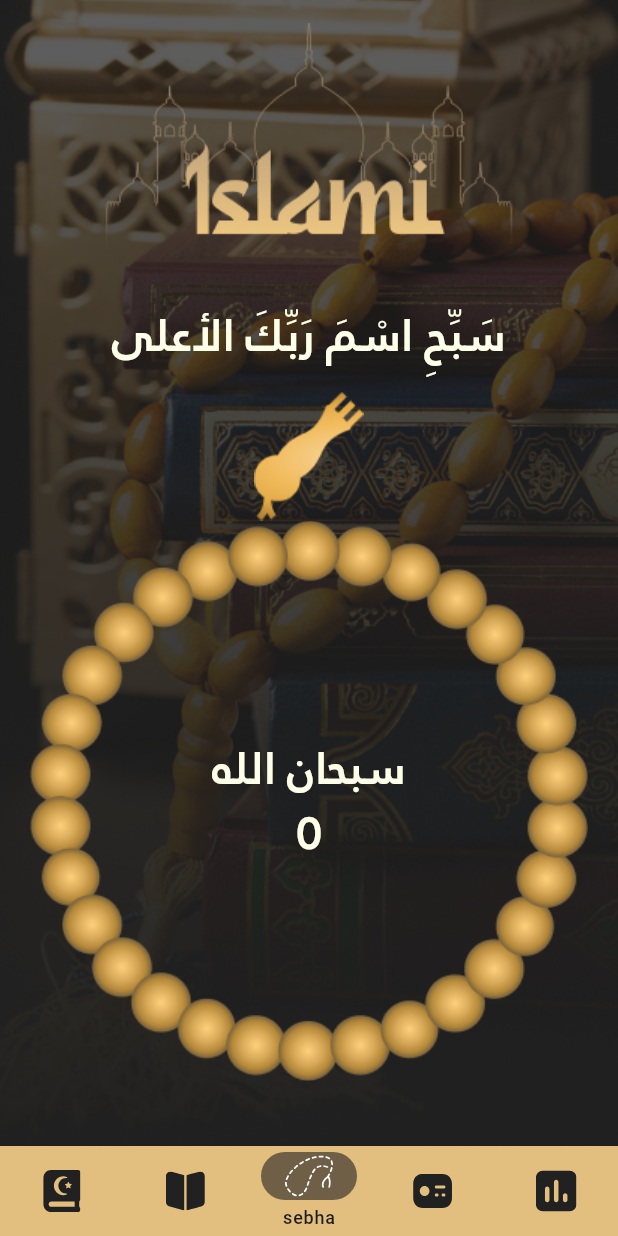
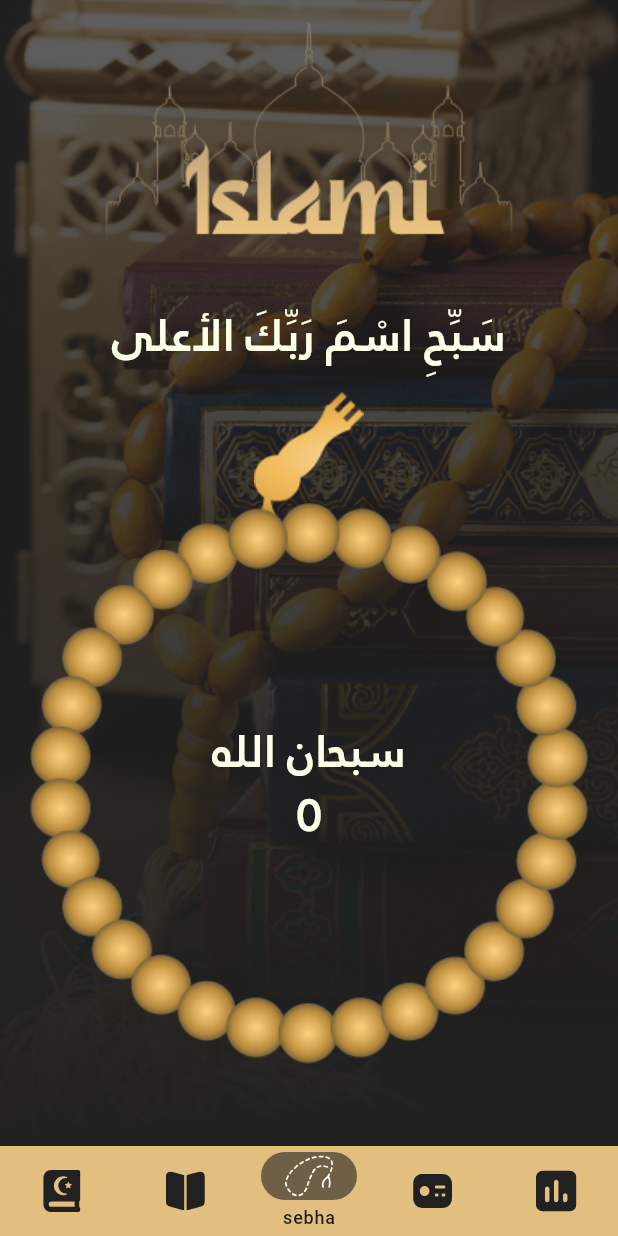
Before and after one commit to ahmed43ban/Islami-App, a Flutter app: the HomeScreen screen opened by its route, item 3 of the bottom bar chosen, on a phone screen of 412 x 824 dp. Run offline on Flutter 3.47's test engine with Material 3 defaults, Android fonts, the phone set to English and light mode, and no system bars; our stand-ins replace flutter_svg, shared_preferences; accounts and stored records are empty.

Commit message:
+finish SebhaTab.dart and reformate code

```diff
--- a/lib/ui/home/tabs/SebhaTab.dart
+++ b/lib/ui/home/tabs/SebhaTab.dart
@@ -22,6 +22,7 @@ class _SebhatabState extends State<Sebhatab> {
   ];
   @override
   Widget build(BuildContext context) {
+    double height = MediaQuery.of(context).size.height;
     return Container(
       width: double.infinity,
       decoration: BoxDecoration(
@@ -51,10 +52,14 @@ class _SebhatabState extends State<Sebhatab> {
               SizedBox(
                 height: 16,
               ),
+              Stack(alignment: Alignment.topCenter,
+                children: [
                   Image.asset(
                     AssetsManger.sebhahead,
                   ),
-              GestureDetector(
+                  Padding(
+                    padding:  EdgeInsets.only(top: height*.09),
+                    child: GestureDetector(
                       onTap: () {
                         RotationAngel();
                         conter(sebhaConter);
@@ -92,6 +97,9 @@ class _SebhatabState extends State<Sebhatab> {
                         ],
                       ),
                     ),
+                  ),
+                ],
+              )
             ],
           ),
         ),
```
Also changed, not shown: lib/ui/onboarding/screen/onboarding_screen.dart (+10 -2 lines). Lines whose indentation alone changed are shown as unchanged.
